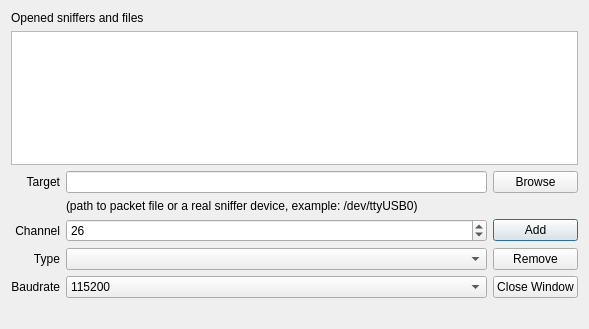
Old version of the form SnifferDialog.ui in the repository cetic/foren6-gui-qt.
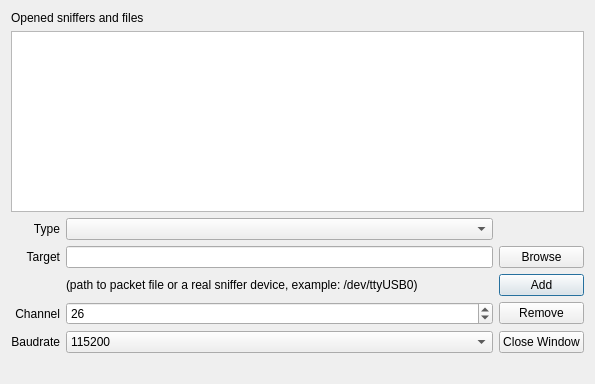
New version of the form.

Commit message: Add interface capabilities

Patch:
```diff
--- a/SnifferDialog.ui
+++ b/SnifferDialog.ui
@@ -6,83 +6,54 @@
    <rect>
     <x>0</x>
     <y>0</y>
-    <width>589</width>
-    <height>329</height>
+    <width>595</width>
+    <height>384</height>
    </rect>
   </property>
   <property name="windowTitle">
    <string>Manage Sniffers</string>
   </property>
   <layout class="QGridLayout" name="gridLayout">
-   <item row="2" column="1" colspan="2">
+   <item row="1" column="0" colspan="4">
+    <widget class="QTableView" name="snifferTable">
+     <property name="selectionMode">
+      <enum>QAbstractItemView::SingleSelection</enum>
+     </property>
+     <property name="selectionBehavior">
+      <enum>QAbstractItemView::SelectRows</enum>
+     </property>
+     <property name="verticalScrollMode">
+      <enum>QAbstractItemView::ScrollPerPixel</enum>
+     </property>
+     <property name="horizontalScrollMode">
+      <enum>QAbstractItemView::ScrollPerPixel</enum>
+     </property>
+     <attribute name="horizontalHeaderHighlightSections">
+      <bool>false</bool>
+     </attribute>
+     <attribute name="horizontalHeaderMinimumSectionSize">
+      <number>15</number>
+     </attribute>
+     <attribute name="horizontalHeaderShowSortIndicator" stdset="0">
+      <bool>false</bool>
+     </attribute>
+     <attribute name="verticalHeaderVisible">
+      <bool>false</bool>
+     </attribute>
+     <attribute name="verticalHeaderDefaultSectionSize">
+      <number>16</number>
+     </attribute>
+     <attribute name="verticalHeaderHighlightSections">
+      <bool>false</bool>
+     </attribute>
+     <attribute name="verticalHeaderMinimumSectionSize">
+      <number>16</number>
+     </attribute>
+    </widget>
+   </item>
+   <item row="5" column="1" colspan="2">
     <widget class="QLineEdit" name="targetEdit"/>
    </item>
-   <item row="2" column="0">
-    <widget class="QLabel" name="targetLabel">
-     <property name="text">
-      <string>Target</string>
-     </property>
-     <property name="alignment">
-      <set>Qt::AlignRight|Qt::AlignTrailing|Qt::AlignVCenter</set>
-     </property>
-    </widget>
-   </item>
-   <item row="4" column="3">
-    <widget class="QPushButton" name="addButton">
-     <property name="text">
-      <string>Add</string>
-     </property>
-     <property name="autoDefault">
-      <bool>true</bool>
-     </property>
-     <property name="default">
-      <bool>true</bool>
-     </property>
-    </widget>
-   </item>
-   <item row="4" column="1" colspan="2">
-    <widget class="QSpinBox" name="channelSpin">
-     <property name="maximum">
-      <number>30</number>
-     </property>
-     <property name="value">
-      <number>26</number>
-     </property>
-    </widget>
-   </item>
-   <item row="2" column="3">
-    <widget class="QPushButton" name="browseButton">
-     <property name="text">
-      <string>Browse</string>
-     </property>
-     <property name="autoDefault">
-      <bool>false</bool>
-     </property>
-    </widget>
-   </item>
-   <item row="4" column="0">
-    <widget class="QLabel" name="channelLabel">
-     <property name="text">
-      <string>Channel</string>
-     </property>
-     <property name="alignment">
-      <set>Qt::AlignRight|Qt::AlignTrailing|Qt::AlignVCenter</set>
-     </property>
-    </widget>
-   </item>
-   <item row="5" column="3">
-    <widget class="QPushButton" name="removeButton">
-     <property name="text">
-      <string>Remove</string>
-     </property>
-     <property name="shortcut">
-      <string>Del</string>
-     </property>
-     <property name="autoDefault">
-      <bool>false</bool>
-     </property>
-    </widget>
-   </item>
    <item row="0" column="0" colspan="4">
     <widget class="QLabel" name="snifferLabel">
      <property name="text">
@@ -90,24 +61,7 @@
      </property>
     </widget>
    </item>
-   <item row="5" column="0">
-    <widget class="QLabel" name="typeLabel">
-     <property name="text">
-      <string>Type</string>
-     </property>
-     <property name="alignment">
-      <set>Qt::AlignRight|Qt::AlignTrailing|Qt::AlignVCenter</set>
-     </property>
-    </widget>
-   </item>
-   <item row="5" column="1" colspan="2">
-    <widget class="QComboBox" name="typeCombo">
-     <property name="editable">
-      <bool>false</bool>
-     </property>
-    </widget>
-   </item>
-   <item row="6" column="0">
+   <item row="11" column="0">
     <widget class="QLabel" name="baudrateLabel">
      <property name="text">
       <string>Baudrate</string>
@@ -117,7 +71,7 @@
      </property>
     </widget>
    </item>
-   <item row="6" column="1" colspan="2">
+   <item row="11" column="1" colspan="2">
     <widget class="QComboBox" name="baudrateCombo">
      <property name="editable">
       <bool>false</bool>
@@ -144,7 +98,7 @@
      </item>
     </widget>
    </item>
-   <item row="7" column="2">
+   <item row="12" column="2">
     <spacer name="horizontalSpacer">
      <property name="orientation">
       <enum>Qt::Horizontal</enum>
@@ -157,44 +111,17 @@
      </property>
     </spacer>
    </item>
-   <item row="1" column="0" colspan="4">
-    <widget class="QTableView" name="snifferTable">
-     <property name="selectionMode">
-      <enum>QAbstractItemView::SingleSelection</enum>
+   <item row="4" column="0">
+    <widget class="QLabel" name="typeLabel">
+     <property name="text">
+      <string>Type</string>
      </property>
-     <property name="selectionBehavior">
-      <enum>QAbstractItemView::SelectRows</enum>
+     <property name="alignment">
+      <set>Qt::AlignRight|Qt::AlignTrailing|Qt::AlignVCenter</set>
      </property>
-     <property name="verticalScrollMode">
-      <enum>QAbstractItemView::ScrollPerPixel</enum>
-     </property>
-     <property name="horizontalScrollMode">
-      <enum>QAbstractItemView::ScrollPerPixel</enum>
-     </property>
-     <attribute name="horizontalHeaderHighlightSections">
-      <bool>false</bool>
-     </attribute>
-     <attribute name="horizontalHeaderMinimumSectionSize">
-      <number>15</number>
-     </attribute>
-     <attribute name="horizontalHeaderShowSortIndicator" stdset="0">
-      <bool>false</bool>
-     </attribute>
-     <attribute name="verticalHeaderVisible">
-      <bool>false</bool>
-     </attribute>
-     <attribute name="verticalHeaderDefaultSectionSize">
-      <number>16</number>
-     </attribute>
-     <attribute name="verticalHeaderHighlightSections">
-      <bool>false</bool>
-     </attribute>
-     <attribute name="verticalHeaderMinimumSectionSize">
-      <number>16</number>
-     </attribute>
     </widget>
    </item>
-   <item row="6" column="3">
+   <item row="11" column="3">
     <widget class="QPushButton" name="closeButton">
      <property name="text">
       <string>Close Window</string>
@@ -204,13 +131,86 @@
      </property>
     </widget>
    </item>
-   <item row="3" column="1" colspan="3">
+   <item row="7" column="1" colspan="2">
     <widget class="QLabel" name="label">
      <property name="text">
       <string>(path to packet file or a real sniffer device, example: /dev/ttyUSB0)</string>
      </property>
     </widget>
    </item>
+   <item row="9" column="1" colspan="2">
+    <widget class="QSpinBox" name="channelSpin">
+     <property name="maximum">
+      <number>30</number>
+     </property>
+     <property name="value">
+      <number>26</number>
+     </property>
+    </widget>
+   </item>
+   <item row="5" column="0">
+    <widget class="QLabel" name="targetLabel">
+     <property name="text">
+      <string>Target</string>
+     </property>
+     <property name="alignment">
+      <set>Qt::AlignRight|Qt::AlignTrailing|Qt::AlignVCenter</set>
+     </property>
+    </widget>
+   </item>
+   <item row="5" column="3">
+    <widget class="QPushButton" name="browseButton">
+     <property name="text">
+      <string>Browse</string>
+     </property>
+     <property name="autoDefault">
+      <bool>false</bool>
+     </property>
+    </widget>
+   </item>
+   <item row="9" column="0">
+    <widget class="QLabel" name="channelLabel">
+     <property name="text">
+      <string>Channel</string>
+     </property>
+     <property name="alignment">
+      <set>Qt::AlignRight|Qt::AlignTrailing|Qt::AlignVCenter</set>
+     </property>
+    </widget>
+   </item>
+   <item row="9" column="3">
+    <widget class="QPushButton" name="removeButton">
+     <property name="text">
+      <string>Remove</string>
+     </property>
+     <property name="shortcut">
+      <string>Del</string>
+     </property>
+     <property name="autoDefault">
+      <bool>false</bool>
+     </property>
+    </widget>
+   </item>
+   <item row="4" column="1" colspan="2">
+    <widget class="QComboBox" name="typeCombo">
+     <property name="editable">
+      <bool>false</bool>
+     </property>
+    </widget>
+   </item>
+   <item row="7" column="3">
+    <widget class="QPushButton" name="addButton">
+     <property name="text">
+      <string>Add</string>
+     </property>
+     <property name="autoDefault">
+      <bool>true</bool>
+     </property>
+     <property name="default">
+      <bool>true</bool>
+     </property>
+    </widget>
+   </item>
   </layout>
  </widget>
  <resources/>
```
The commit also changes 2 other files.
